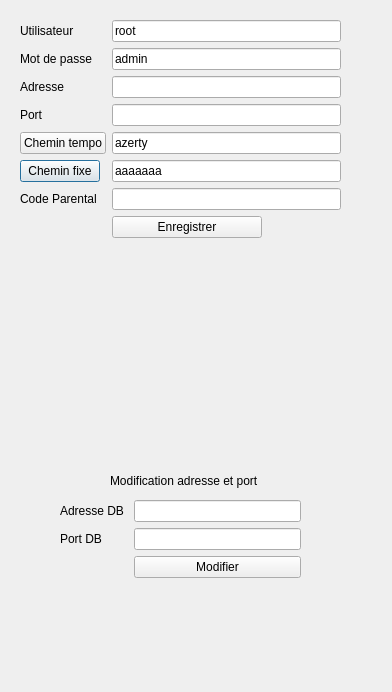
First picture: the form in c_options.ui, repository AlexSerfa/DVDFLIX, before the edit.
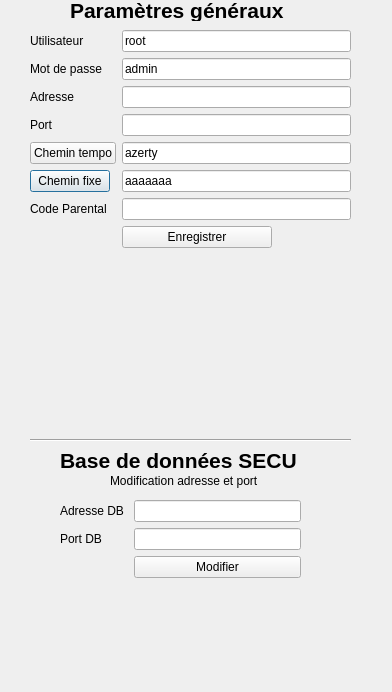
Second picture: the form after the edit.

Commit message: modif de l'apparence de option_ui

```diff
--- a/c_options.ui
+++ b/c_options.ui
@@ -16,8 +16,8 @@
   <widget class="QWidget" name="formLayoutWidget">
    <property name="geometry">
     <rect>
-     <x>20</x>
-     <y>20</y>
+     <x>30</x>
+     <y>30</y>
      <width>321</width>
      <height>341</height>
     </rect>
@@ -176,8 +176,8 @@
   <widget class="QLabel" name="error_list">
    <property name="geometry">
     <rect>
-     <x>90</x>
-     <y>370</y>
+     <x>100</x>
+     <y>380</y>
      <width>191</width>
      <height>51</height>
     </rect>
@@ -238,6 +238,59 @@
     <string>Modification adresse et port </string>
    </property>
   </widget>
+  <widget class="QLabel" name="label_6">
+   <property name="geometry">
+    <rect>
+     <x>60</x>
+     <y>450</y>
+     <width>271</width>
+     <height>21</height>
+    </rect>
+   </property>
+   <property name="font">
+    <font>
+     <pointsize>16</pointsize>
+     <weight>75</weight>
+     <bold>true</bold>
+    </font>
+   </property>
+   <property name="text">
+    <string>Base de données SECU</string>
+   </property>
+  </widget>
+  <widget class="Line" name="line">
+   <property name="geometry">
+    <rect>
+     <x>30</x>
+     <y>430</y>
+     <width>321</width>
+     <height>20</height>
+    </rect>
+   </property>
+   <property name="orientation">
+    <enum>Qt::Horizontal</enum>
+   </property>
+  </widget>
+  <widget class="QLabel" name="label_10">
+   <property name="geometry">
+    <rect>
+     <x>70</x>
+     <y>0</y>
+     <width>271</width>
+     <height>21</height>
+    </rect>
+   </property>
+   <property name="font">
+    <font>
+     <pointsize>16</pointsize>
+     <weight>75</weight>
+     <bold>true</bold>
+    </font>
+   </property>
+   <property name="text">
+    <string>Paramètres généraux</string>
+   </property>
+  </widget>
  </widget>
  <resources/>
  <connections/>
```
